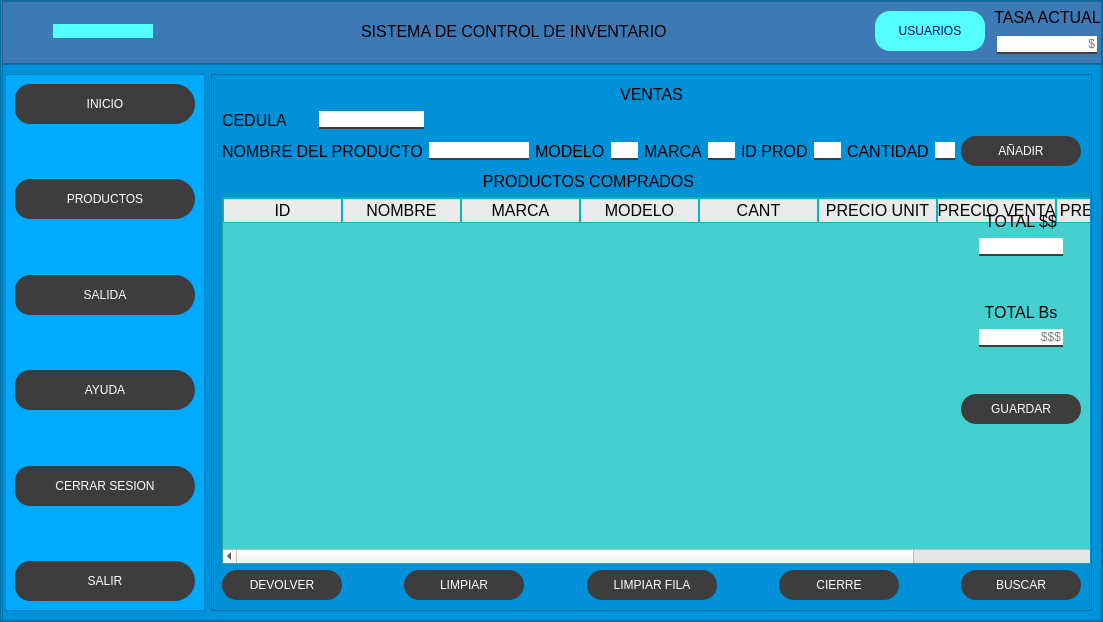
Qt form inventario/qt/invUI.ui (washipash/tesita) before a commit.
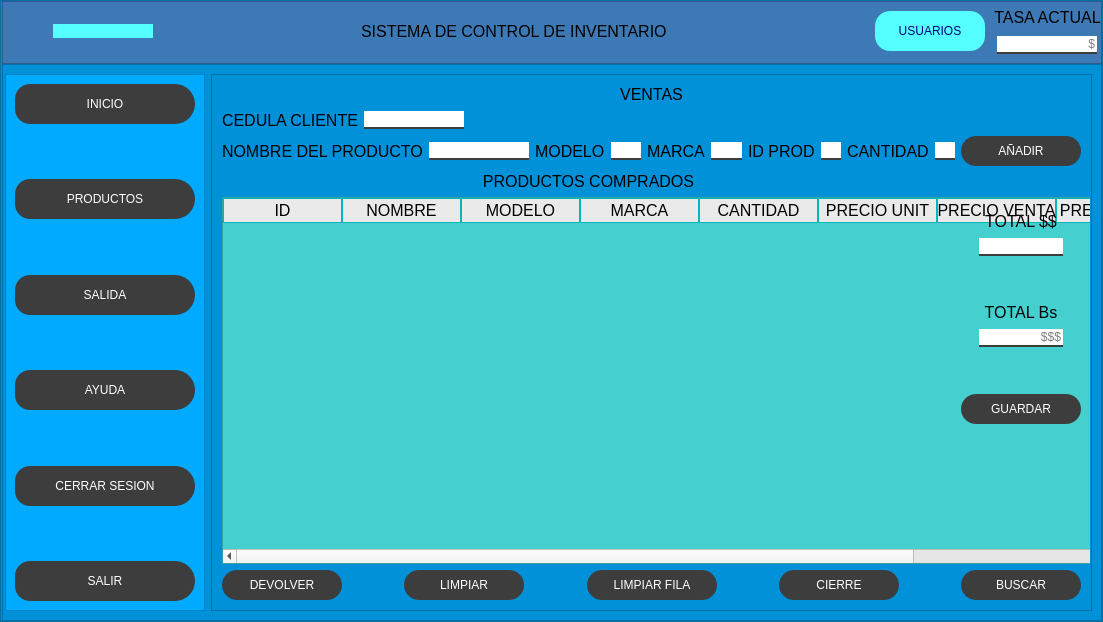
The same form after that commit. Icons and pictures are not drawn.

```diff
--- a/inventario/qt/invUI.ui
+++ b/inventario/qt/invUI.ui
@@ -1238,7 +1238,7 @@
                 </layout>
                </widget>
                <widget class="QWidget" name="page_ventas">
-                <layout class="QVBoxLayout" name="verticalLayout_12">
+                <layout class="QVBoxLayout" name="verticalLayout_6">
                  <item>
                   <widget class="QLabel" name="label_8">
                    <property name="text">
@@ -1250,32 +1250,23 @@
                   </widget>
                  </item>
                  <item>
-                  <layout class="QVBoxLayout" name="verticalLayout_6">
-                   <item>
-                    <layout class="QHBoxLayout" name="horizontalLayout_6">
-                     <item>
-                      <layout class="QHBoxLayout" name="horizontalLayout_4">
+                  <layout class="QHBoxLayout" name="horizontalLayout_18">
                        <item>
                         <widget class="QLabel" name="label_5">
                          <property name="text">
-                          <string>CEDULA</string>
+                      <string>CEDULA CLIENTE</string>
                          </property>
                         </widget>
                        </item>
                        <item>
-                        <widget class="QLineEdit" name="lineEdit">
+                    <widget class="QLineEdit" name="ci_line">
                          <property name="maximumSize">
                           <size>
-                           <width>105</width>
+                       <width>100</width>
                            <height>16777215</height>
                           </size>
                          </property>
-                         <property name="layoutDirection">
-                          <enum>Qt::RightToLeft</enum>
-                         </property>
-                        </widget>
-                       </item>
-                      </layout>
+                    </widget>
                      </item>
                      <item>
                       <spacer name="horizontalSpacer_6">
@@ -1306,7 +1297,9 @@
                     </layout>
                    </item>
                    <item>
-                    <layout class="QHBoxLayout" name="horizontalLayout_9">
+                  <layout class="QHBoxLayout" name="horizontalLayout_17">
+                   <item>
+                    <layout class="QHBoxLayout" name="horizontalLayout_16">
                      <item>
                       <layout class="QHBoxLayout" name="horizontalLayout_27">
                        <item>
@@ -1335,25 +1328,41 @@
                       </layout>
                      </item>
                      <item>
+                      <layout class="QHBoxLayout" name="horizontalLayout_15">
+                       <item>
+                        <layout class="QHBoxLayout" name="horizontalLayout_14">
+                         <item>
+                          <layout class="QHBoxLayout" name="horizontalLayout_9">
+                           <item>
+                            <layout class="QHBoxLayout" name="horizontalLayout_4">
+                             <item>
                       <widget class="QLabel" name="label_16">
                        <property name="text">
                         <string>MODELO</string>
                        </property>
                       </widget>
                      </item>
-                     <item>
-                      <widget class="QLineEdit" name="modelo_v"/>
-                     </item>
-                     <item>
-                      <widget class="QLabel" name="label_14">
-                       <property name="text">
-                        <string>MARCA</string>
-                       </property>
-                      </widget>
-                     </item>
                      <item>
                       <widget class="QLineEdit" name="marca_v"/>
                      </item>
+                            </layout>
+                           </item>
+                           <item>
+                            <layout class="QHBoxLayout" name="horizontalLayout_6">
+                             <item>
+                              <widget class="QLabel" name="label_14">
+                               <property name="text">
+                                <string>MARCA</string>
+                               </property>
+                              </widget>
+                             </item>
+                             <item>
+                              <widget class="QLineEdit" name="modelo_v"/>
+                             </item>
+                            </layout>
+                           </item>
+                          </layout>
+                         </item>
                      <item>
                       <layout class="QHBoxLayout" name="horizontalLayout_7">
                        <item>
@@ -1368,6 +1377,8 @@
                        </item>
                       </layout>
                      </item>
+                        </layout>
+                       </item>
                      <item>
                       <layout class="QHBoxLayout" name="horizontalLayout_8">
                        <item>
@@ -1402,6 +1413,10 @@
                        </item>
                       </layout>
                      </item>
+                      </layout>
+                     </item>
+                    </layout>
+                   </item>
                      <item>
                       <widget class="QPushButton" name="add_v_btn">
                        <property name="minimumSize">
@@ -1423,8 +1438,6 @@
                      </item>
                     </layout>
                    </item>
-                  </layout>
-                 </item>
                  <item>
                   <layout class="QHBoxLayout" name="horizontalLayout_35">
                    <item>
@@ -1499,17 +1512,6 @@
                          </font>
                         </property>
                        </column>
-                       <column>
-                        <property name="text">
-                         <string>MARCA</string>
-                        </property>
-                        <property name="font">
-                         <font>
-                          <weight>75</weight>
-                          <bold>true</bold>
-                         </font>
-                        </property>
-                       </column>
                        <column>
                         <property name="text">
                          <string>MODELO</string>
@@ -1523,7 +1525,18 @@
                        </column>
                        <column>
                         <property name="text">
-                         <string>CANT</string>
+                         <string>MARCA</string>
+                        </property>
+                        <property name="font">
+                         <font>
+                          <weight>75</weight>
+                          <bold>true</bold>
+                         </font>
+                        </property>
+                       </column>
+                       <column>
+                        <property name="text">
+                         <string>CANTIDAD</string>
                         </property>
                         <property name="font">
                          <font>
```
Left out of the diff: 141 changed lines with no effect on the pictures. Lines whose indentation alone changed are shown as unchanged.
